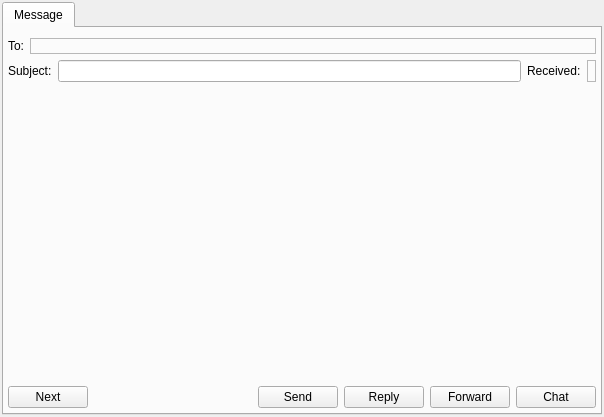
First picture: the form in Vacuum/trunk/src/plugins/Messenger/messagewindow.ui, repository vacuum-im/vacuum-im, before the edit.
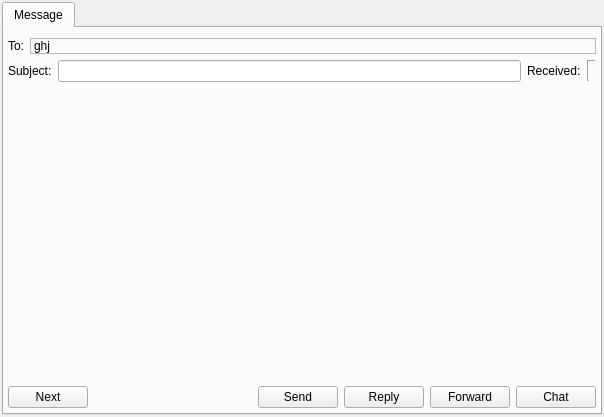
Second picture: the form after the edit.

The edit to the form file:
```diff
--- a/Vacuum/trunk/src/plugins/Messenger/messagewindow.ui
+++ b/Vacuum/trunk/src/plugins/Messenger/messagewindow.ui
@@ -93,15 +93,15 @@
              <property name="frameShape" >
               <enum>QFrame::StyledPanel</enum>
              </property>
-             <property name="frameShadow" >
-              <enum>QFrame::Plain</enum>
-             </property>
              <property name="text" >
-              <string/>
+              <string>ghj</string>
              </property>
              <property name="wordWrap" >
               <bool>true</bool>
              </property>
+             <property name="margin" >
+              <number>2</number>
+             </property>
             </widget>
            </item>
           </layout>
@@ -132,7 +132,10 @@
           <item>
            <widget class="QLabel" name="lblDateTime" >
             <property name="frameShape" >
-             <enum>QFrame::StyledPanel</enum>
+             <enum>QFrame::Panel</enum>
+            </property>
+            <property name="frameShadow" >
+             <enum>QFrame::Sunken</enum>
             </property>
             <property name="text" >
              <string/>
```
